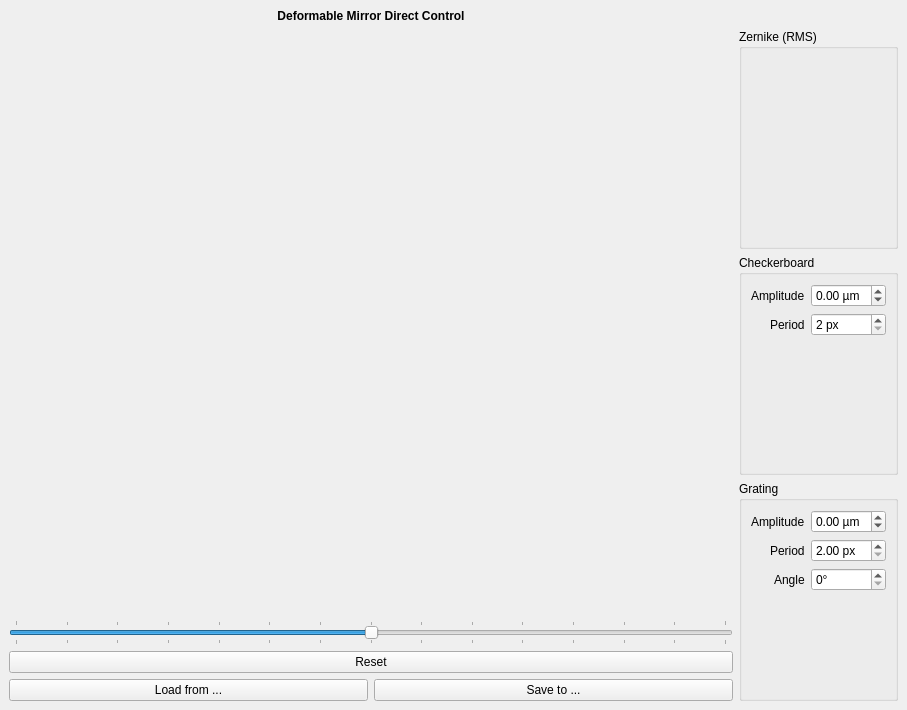
Qt form assets/uis/dm_direct_control.ui (janis-hag/kalao-ics) before a commit.
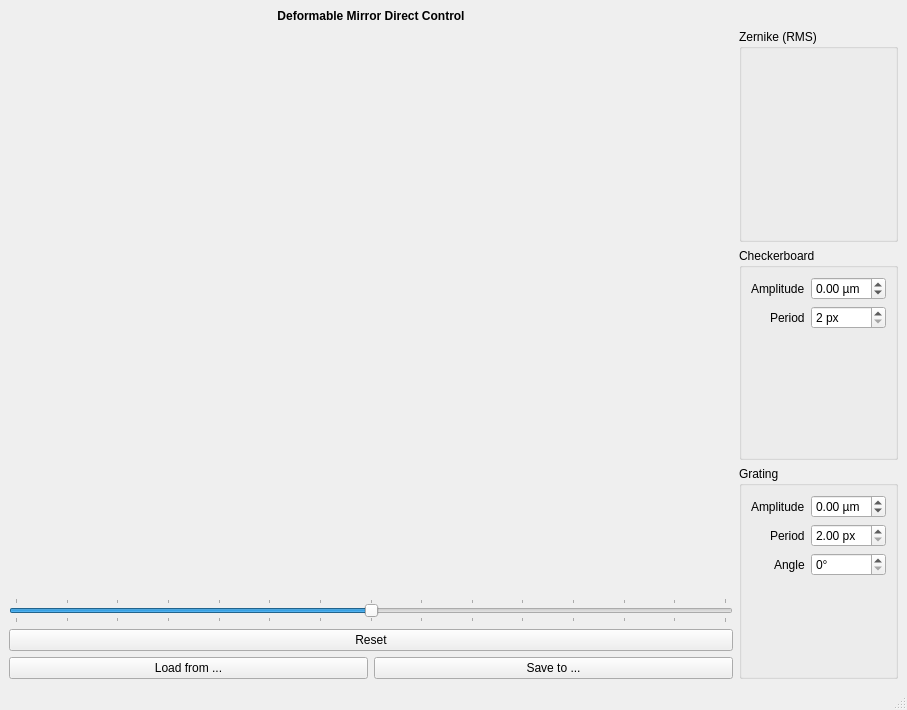
The same form after that commit. Icons and pictures are not drawn.

```diff
--- a/assets/uis/dm_direct_control.ui
+++ b/assets/uis/dm_direct_control.ui
@@ -290,6 +290,7 @@
     </rect>
    </property>
   </widget>
+  <widget class="QStatusBar" name="statusbar"/>
  </widget>
  <resources>
   <include location="../assets.qrc"/>
```
Left out of the diff: 2 changed lines with no effect on the pictures.
